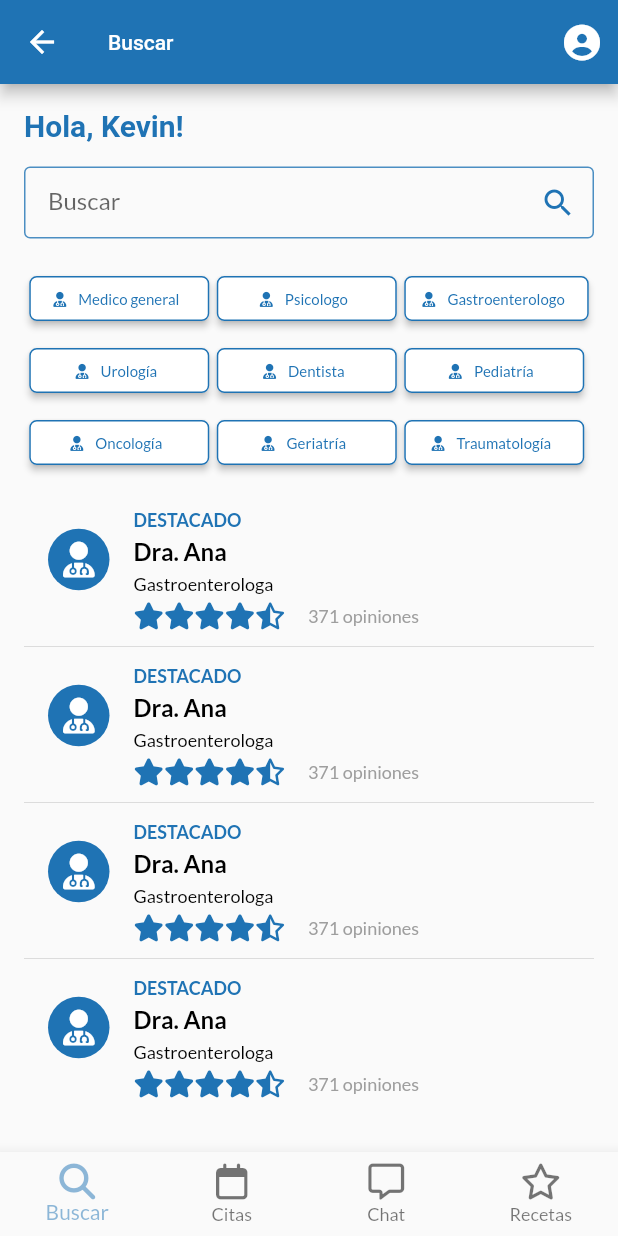
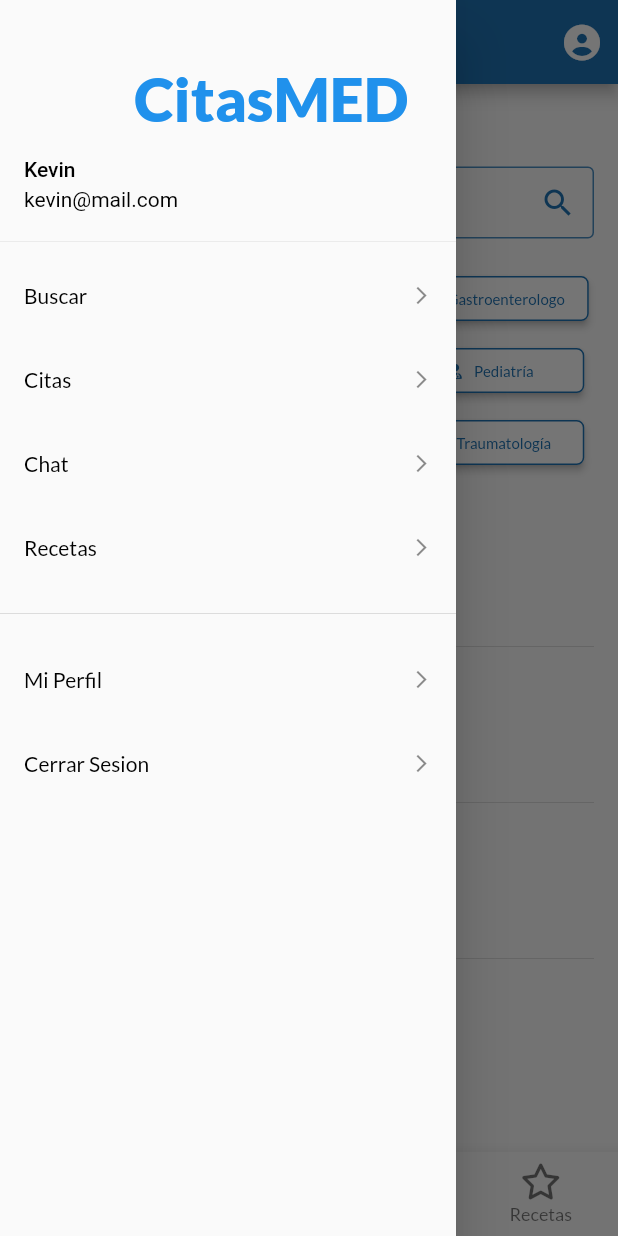
Before and after one commit to PabloT18/ms-citasmed, a Flutter app: the PacHomePage screen opened by its route, with the side drawer open (before the commit the screen has no drawer), on a phone screen of 412 x 824 dp. Run offline on Flutter 3.47's test engine with Material 2 defaults, Android fonts, the phone set to English and light mode, and no system bars; our stand-ins replace font_awesome_flutter, google_fonts; network calls fail.

```diff
--- a/lib/src/presentation/pages/medico/home/mer_pacientes_panel.dart
+++ b/lib/src/presentation/pages/medico/home/mer_pacientes_panel.dart
@@ -1,4 +1,5 @@
 import 'package:citas_med_app/src/utils/responsive.dart';
+import 'package:citas_med_app/src/utils/router/app_router.dart';
 import 'package:citas_med_app/src/utils/theme/app_colors.dart';
 import 'package:flutter/material.dart';
 import 'package:font_awesome_flutter/font_awesome_flutter.dart';
@@ -41,7 +42,9 @@ class MedPaceintesPanel extends StatelessWidget {
               itemCount: 4,
               separatorBuilder: (context, index) => const Divider(),
               itemBuilder: (context, index) => ListTile(
-                onTap: () {},
+                onTap: () {
+                  Navigator.pushNamed(context, AppRoutes.docPacientePerfilPage);
+                },
                 title: Text(
                   'Juan Perez',
                   style: Theme.of(context).textTheme.headline4,
--- a/lib/src/presentation/pages/paciente/home/pac_home_page.dart
+++ b/lib/src/presentation/pages/paciente/home/pac_home_page.dart
@@ -2,6 +2,7 @@ import 'package:citas_med_app/src/presentation/pages/paciente/home/pac_buscar_pa
 import 'package:citas_med_app/src/presentation/pages/paciente/home/pac_chat_panel.dart';
 import 'package:citas_med_app/src/presentation/pages/paciente/home/pac_citas_panel.dart';
 import 'package:citas_med_app/src/presentation/pages/paciente/home/pac_recetas_panel.dart';
+import 'package:citas_med_app/src/presentation/pages/paciente/widgets/pac_drawer_custom.dart';
 import 'package:citas_med_app/src/utils/theme/app_colors.dart';
 import 'package:flutter/material.dart';
 import 'package:font_awesome_flutter/font_awesome_flutter.dart';
@@ -40,6 +41,9 @@ class _PacHomePageState extends State<PacHomePage> {
   @override
   Widget build(BuildContext context) {
     return Scaffold(
+      drawer: PacDrawerCustom(
+        ontap: _onItemTapped,
+      ),
       appBar: AppBar(
         title: Text(_widgetPanelstitle.elementAt(_selectedIndex)),
         actions: [
--- /dev/null
+++ b/lib/src/presentation/pages/paciente/widgets/pac_drawer_custom.dart
@@ -0,0 +1,139 @@
+import 'package:citas_med_app/src/presentation/widgets/logo.dart';
+import 'package:citas_med_app/src/utils/responsive.dart';
+import 'package:citas_med_app/src/utils/router/app_router.dart';
+import 'package:flutter/material.dart';
+
+class PacDrawerCustom extends StatelessWidget {
+  const PacDrawerCustom({Key? key, required this.ontap}) : super(key: key);
+
+  final ValueChanged<int>? ontap;
+
+  @override
+  Widget build(BuildContext context) {
+    final responsive = Responsive.instance(context);
+
+    return Drawer(
+      child: Column(children: [
+        UserAccountsDrawerHeader(
+          arrowColor: Colors.red,
+          currentAccountPicture: const LogoApp(),
+          currentAccountPictureSize: Size(responsive.wp(80), 100),
+          accountEmail: const Text(
+            'kevin@mail.com',
+            style: TextStyle(color: Colors.black),
+          ),
+          accountName: const Text(
+            'Kevin',
+            style: TextStyle(color: Colors.black),
+          ),
+          decoration: BoxDecoration(
+            color: Theme.of(context).scaffoldBackgroundColor,
+          ),
+        ),
+        // Container(
+        //   color: Colors.red,
+        //   height: 100,
+        //   width: 10,
+        // ),
+        Expanded(
+          child: ListView(
+            padding: EdgeInsets.zero,
+            children: [
+              ListTile(
+                trailing: const Icon(
+                  Icons.arrow_forward_ios,
+                  size: 14,
+                ),
+                title: const Text('Buscar'),
+                onTap: () {
+                  //Misma funcion que cuando se da clic en el boton de BottomNavigationBar
+                  ontap!(0);
+                  //Navigator.pop sirve para cerrar el Drawer
+                  Navigator.pop(context);
+                },
+              ),
+              ListTile(
+                trailing: const Icon(
+                  Icons.arrow_forward_ios,
+                  size: 14,
+                ),
+                title: const Text('Citas'),
+                onTap: () {
+                  //Misma funcion que cuando se da clic en el boton de BottomNavigationBar
+                  ontap!(1);
+                  //Navigator.pop sirve para cerrar el Drawer
+                  Navigator.pop(context);
+                },
+              ),
+              ListTile(
+                trailing: const Icon(
+                  Icons.arrow_forward_ios,
+                  size: 14,
+                ),
+                title: const Text('Chat'),
+                onTap: () {
+                  //Misma funcion que cuando se da clic en el boton de BottomNavigationBar
+                  ontap!(2);
+                  //Navigator.pop sirve para cerrar el Drawer
+                  Navigator.pop(context);
+                },
+              ),
+              ListTile(
+                trailing: const Icon(
+                  Icons.arrow_forward_ios,
+                  size: 14,
+                ),
+                title: const Text('Recetas'),
+                onTap: () {
+                  //Misma funcion que cuando se da clic en el boton de BottomNavigationBar
+                  ontap!(3);
+                  //Navigator.pop sirve para cerrar el Drawer
+                  Navigator.pop(context);
+                },
+              ),
+              const SizedBox(height: AppLayoutConst.spaceM),
+              const Divider(),
+              const SizedBox(height: AppLayoutConst.spaceM),
+              ListTile(
+                trailing: const Icon(
+                  Icons.arrow_forward_ios,
+                  size: 14,
+                ),
+                title: const Text('Mi Perfil'),
+                onTap: () {
+                  print('object');
+                },
+              ),
+              ListTile(
+                trailing: const Icon(
+                  Icons.arrow_forward_ios,
+                  size: 14,
+                ),
+                title: const Text('Cerrar Sesion'),
+                onTap: () {
+                  Navigator.pushReplacementNamed(
+                      context, AppRoutes.loadingPage);
+                },
+              ),
+            ],
+          ),
+        ),
+      ]
+          //   Padding(
+          //     padding: const EdgeInsets.symmetric(
+          //         horizontal: AppLayoutConst.paddingL),
+          //     child: Column(
+          //       children: [
+          //         Container(
+          //           color: Colors.red,
+          //           child: ListTile(
+
+          //         ),
+          //       ],
+          //     ),
+          //   ),
+          // ],
+          ),
+    );
+  }
+}
--- a/lib/src/utils/router/app_router.dart
+++ b/lib/src/utils/router/app_router.dart
@@ -4,6 +4,7 @@ import 'package:citas_med_app/src/presentation/pages/medico/chat/chat_page.dart'
 import 'package:citas_med_app/src/presentation/pages/medico/direcciones/direcciones_page.dart';
 import 'package:citas_med_app/src/presentation/pages/medico/home/med_home_page.dart';
 import 'package:citas_med_app/src/presentation/pages/login/login_page.dart';
+import 'package:citas_med_app/src/presentation/pages/medico/perfil/med_paciente_page.dart';
 import 'package:citas_med_app/src/presentation/pages/medico/registro/med_registro_page.dart';
 import 'package:citas_med_app/src/presentation/pages/medico/registro/med_registro_page_2.dart';
 import 'package:citas_med_app/src/presentation/pages/paciente/home/pac_agendar_panel.dart';
@@ -29,7 +30,11 @@ class AppRoutes {
   static const String docHomePage = '/doc/home';
   static const String docDirrecionesPage = '/doc/direcciones';
 
+  ///MEDICO ROUTES
   static const String docChatPage = '/doc/chat/';
+  static const String docPacientePerfilPage = '/doc/paciente/perfil';
+
+  ///PACIENTE ROUTERS
   static const String pacAgendarCita = '/pac/agendarcita';
   static const String pacSeleccionarMedioPago = '/pac/seleccionarMedioPago';
   static const String pagoCard = '/pac/pagoTarjeta';
@@ -39,23 +44,33 @@ class AppRoutes {
     switch (settings.name) {
       case loadingPage:
         return _fadeRoute(const RegisterPage(), loginPage, settings);
+
+      case registerVincularCuentasPage:
+        return _fadeRoute(const RegistroVincularCuentaPage(),
+            registerVincularCuentasPage, settings);
+
+      case loginPage:
+        return _fadeRoute(const LoginPage(), loginPage, settings);
+
+      //Medico Doctor
       case medregisterPage:
         return _fadeRoute(const MedRegistroPage(), medregisterPage, settings);
       case medregister2Page:
         return _fadeRoute(const MedRegistroPage2(), medregister2Page, settings);
-      case registerVincularCuentasPage:
-        return _fadeRoute(const RegistroVincularCuentaPage(),
-            registerVincularCuentasPage, settings);
+      case docHomePage:
+        return _fadeRoute(const DocHomePage(), docHomePage, settings);
+      case docChatPage:
+        return _fadeRoute(const ChatPage(), docChatPage, settings);
+      case docPacientePerfilPage:
+        return _fadeRoute(
+            const MedPerfilPacientePage(), docPacientePerfilPage, settings);
+      case docDirrecionesPage:
+        return _fadeRoute(const DirecionesPage(), docDirrecionesPage, settings);
+
+      /// PACEINTE
       case pacregisterPage:
         return _fadeRoute(const PacRegistroPage(), pacregisterPage, settings);
-      case docHomePage:
-        return _fadeRoute(const DocHomePage(), docHomePage, settings);
-      case loginPage:
-        return _fadeRoute(const LoginPage(), loginPage, settings);
-      case docChatPage:
-        return _fadeRoute(const ChatPage(), docChatPage, settings);
-      case docDirrecionesPage:
-        return _fadeRoute(const DirecionesPage(), docDirrecionesPage, settings);
+
       case pacHomePage:
         return _fadeRoute(const PacHomePage(), docDirrecionesPage, settings);
       case pacAgendarCita:
```
Also changed, not shown: lib/src/presentation/pages/medico/direcciones/direcciones_page.dart (+8 -3 lines), lib/src/presentation/pages/medico/perfil/med_paciente_page.dart (added, +84 -0 lines).
